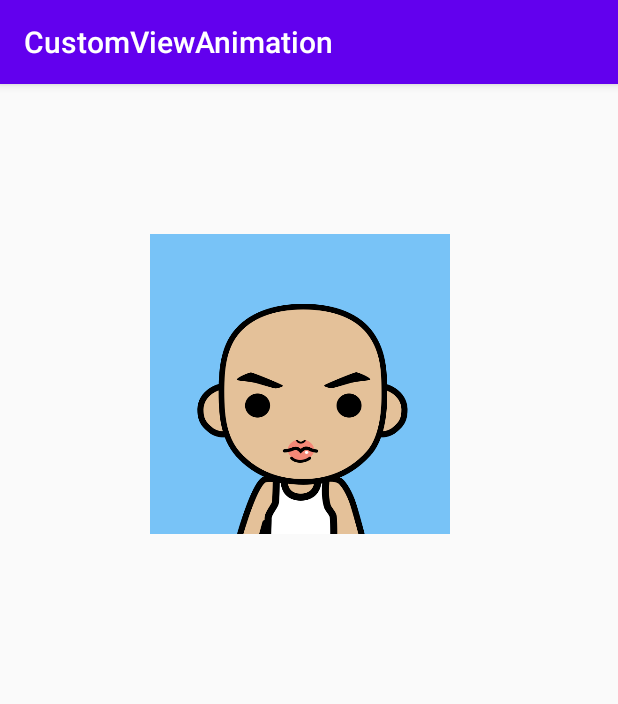
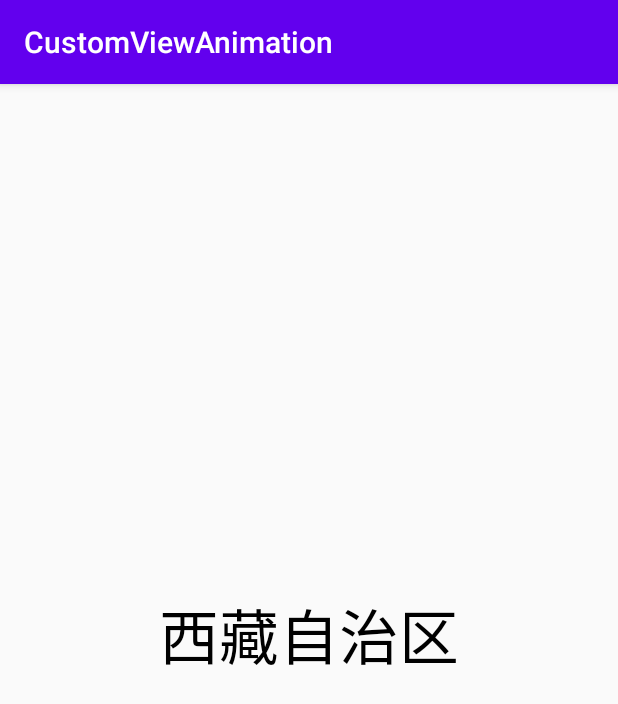
Before and after one commit to hujingting/HenCoderKotlin, an Android app: the screen it shows after launch (MainActivity), on a phone screen of 412 x 824 dp. Shown: the top 704 px of the screen. Run offline under Robolectric (Android 15) with nearby library versions, the phone set to English and light mode, and no system bars.

Commit message:
对字符串做属性动画

```diff
--- a/CustomViewAnimation/app/src/main/java/com/hencoder/animation/MainActivity.kt
+++ b/CustomViewAnimation/app/src/main/java/com/hencoder/animation/MainActivity.kt
@@ -6,6 +6,7 @@ import android.animation.TypeEvaluator
 import android.graphics.PointF
 import android.os.Bundle
 import androidx.appcompat.app.AppCompatActivity
+import com.hencoder.animation.practice.ProvinceView
 import com.hencoder.animation.view.ProvinceEvaluator
 import kotlinx.android.synthetic.main.activity_main.*
 
@@ -14,21 +15,27 @@ class MainActivity : AppCompatActivity() {
     super.onCreate(savedInstanceState)
     setContentView(R.layout.activity_main)
 
-    val bottomClipAnimator = ObjectAnimator.ofFloat(view, "bottomFlip", 60f)
-    bottomClipAnimator.startDelay = 1000
-    bottomClipAnimator.duration = 2000
+    val provinceAnimator = ObjectAnimator.ofObject(view, "province", ProvinceView.ProvinceEvaluator(), "西藏自治区")
+    provinceAnimator.startDelay = 1000
+    provinceAnimator.duration = 6000
+    provinceAnimator.start()
 
-    val flipRotationAnimator = ObjectAnimator.ofFloat(view, "flipRotation", 270f)
-    flipRotationAnimator.startDelay = 1000
-    flipRotationAnimator.duration = 2000
 
-    val topClipAnimator = ObjectAnimator.ofFloat(view, "topFlip", -60f)
-    topClipAnimator.startDelay = 1000
-    topClipAnimator.duration = 2000
-
-    val animatorSet = AnimatorSet()
-    animatorSet.playSequentially(bottomClipAnimator, flipRotationAnimator, topClipAnimator)
-    animatorSet.start()
+//    val bottomClipAnimator = ObjectAnimator.ofFloat(view, "bottomFlip", 60f)
+//    bottomClipAnimator.startDelay = 1000
+//    bottomClipAnimator.duration = 2000
+//
+//    val flipRotationAnimator = ObjectAnimator.ofFloat(view, "flipRotation", 270f)
+//    flipRotationAnimator.startDelay = 1000
+//    flipRotationAnimator.duration = 2000
+//
+//    val topClipAnimator = ObjectAnimator.ofFloat(view, "topFlip", -60f)
+//    topClipAnimator.startDelay = 1000
+//    topClipAnimator.duration = 2000
+//
+//    val animatorSet = AnimatorSet()
+//    animatorSet.playSequentially(bottomClipAnimator, flipRotationAnimator, topClipAnimator)
+//    animatorSet.start()
 
     /*view.animate() // radius
       .translationX(200.dp) // setTranslationX(10) setTranslationX(20) setTranslationX(40)
--- /dev/null
+++ b/CustomViewAnimation/app/src/main/java/com/hencoder/animation/practice/ProvinceView.kt
@@ -0,0 +1,75 @@
+package com.hencoder.animation.practice
+
+import android.animation.TypeEvaluator
+import android.content.Context
+import android.graphics.Canvas
+import android.graphics.Color
+import android.graphics.Paint
+import android.util.AttributeSet
+import android.view.View
+import com.hencoder.animation.dp
+
+private val provinces = listOf("北京市",
+    "天津市",
+    "上海市",
+    "重庆市",
+    "河北省",
+    "山西省",
+    "辽宁省",
+    "吉林省",
+    "黑龙江省",
+    "江苏省",
+    "浙江省",
+    "安徽省",
+    "福建省",
+    "江西省",
+    "山东省",
+    "河南省",
+    "湖北省",
+    "湖南省",
+    "广东省",
+    "海南省",
+    "四川省",
+    "贵州省",
+    "云南省",
+    "陕西省",
+    "甘肃省",
+    "青海省",
+    "台湾省",
+    "内蒙古自治区",
+    "广西壮族自治区",
+    "西藏自治区",
+    "宁夏回族自治区",
+    "新疆维吾尔自治区",
+    "香港特别行政区",
+    "澳门特别行政区")
+
+class ProvinceView(context: Context?, attrs: AttributeSet?) : View(context, attrs) {
+
+    private val paint = Paint(Paint.ANTI_ALIAS_FLAG).apply {
+        textSize = 40.dp
+        color = Color.BLACK
+        textAlign = Paint.Align.CENTER
+    }
+
+    var province = "北京市"
+    set(value) {
+        field = value
+        invalidate()
+    }
+
+    override fun onDraw(canvas: Canvas) {
+        super.onDraw(canvas)
+
+        canvas.drawText(province, width / 2f, height/ 2f, paint)
+    }
+
+    class ProvinceEvaluator : TypeEvaluator<String> {
+        override fun evaluate(fraction: Float, startValue: String?, endValue: String?): String {
+            val startIndex = provinces.indexOf(startValue)
+            val endIndex = provinces.indexOf(endValue)
+            val currentIndex = startIndex + (endIndex - startIndex) * fraction
+            return provinces[currentIndex.toInt()]
+        }
+    }
+}
--- a/CustomViewAnimation/app/src/main/res/layout/activity_main.xml
+++ b/CustomViewAnimation/app/src/main/res/layout/activity_main.xml
@@ -11,7 +11,7 @@
 <!--        android:layout_height="match_parent"-->
 <!--        android:src="@drawable/avatar_rengwuxian" />-->
 
-    <com.hencoder.animation.practice.CameraView
+    <com.hencoder.animation.practice.ProvinceView
         android:id="@+id/view"
         android:layout_width="match_parent"
         android:layout_height="match_parent"
```
